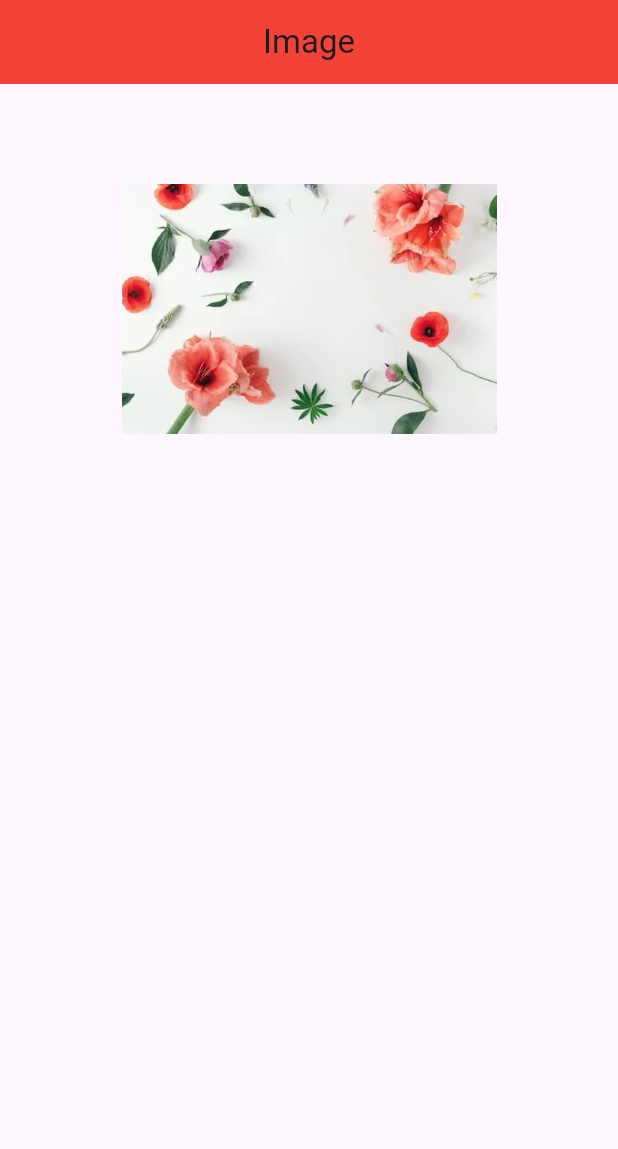
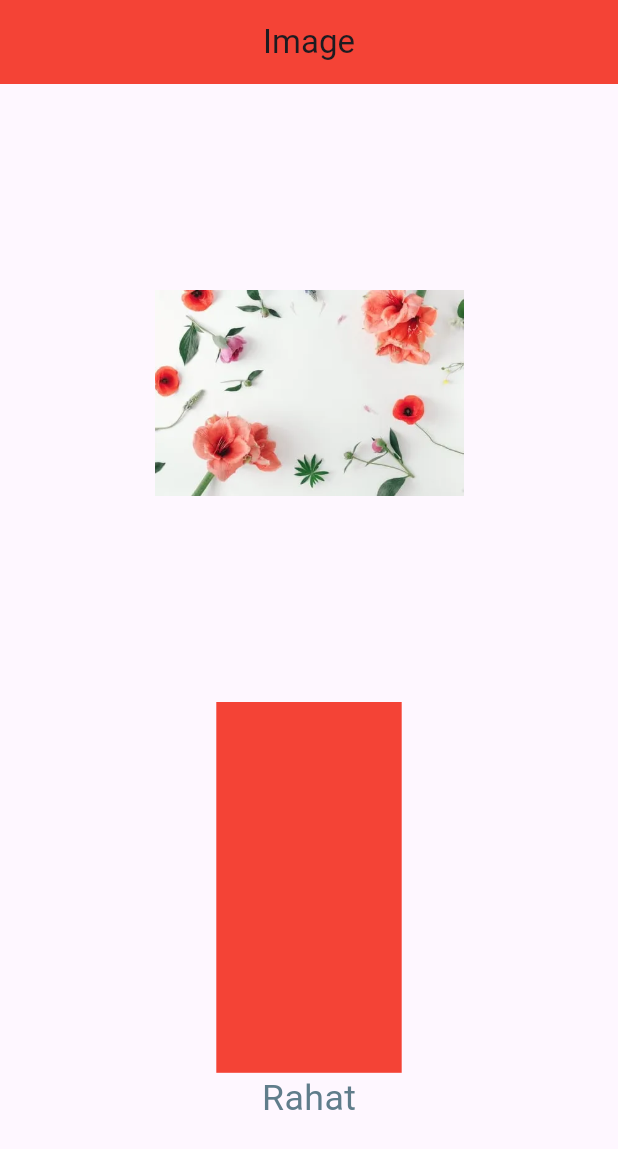
Before and after one commit to masudrr60/f10_image, a Flutter app: the screen it shows after launch, on a phone screen of 412 x 824 dp. Shown: the top 1149 px of the screen. Run offline on Flutter 3.47's test engine with Material 3 defaults, Android fonts, the phone set to English and light mode, and no system bars; our stand-ins replace device_preview, sizer.

```diff
--- a/lib/Home.dart
+++ b/lib/Home.dart
@@ -1,4 +1,5 @@
 import 'package:flutter/material.dart';
+import 'package:sizer/sizer.dart';
 
 
 class Home extends StatefulWidget {
@@ -17,18 +18,29 @@ class _HomeState extends State<Home> {
         title: Text("Image"),
         backgroundColor: Colors.red,
       ),
-      body: Column(
+      body: SingleChildScrollView(
+        child: Column(
           children: [
             // Image.network(
             //   'https://upload.wikimedia.org/wikipedia/commons/thumb/6/6e/Forget-me-not_Flower.jpg/640px-Forget-me-not_Flower.jpg',
             // ),
             Center(
               child: Container(
-                height: 300,
-                width: 250,
+                  height: 50.h,
+                  width: 50.w,
                   child: Image.asset('asset/image1.webp')),
-          )
+            ),
+            Container(
+              height: 30.h,
+              width: 30.w,
+              color: Colors.red,
+            ),
+            Text("Rahat",style: TextStyle(
+              fontSize: 20.sp,
+              color: Colors.blueGrey,
+            ),),
           ],
+        ),
       ),
     );
   }
--- a/lib/main.dart
+++ b/lib/main.dart
@@ -1,8 +1,12 @@
+import 'package:device_preview/device_preview.dart';
 import 'package:flutter/material.dart';
+import 'package:sizer/sizer.dart';
 import 'Home.dart';
 
 void main() {
-  runApp(const MyApp());
+  runApp(DevicePreview(
+      builder: (context) => MyApp(),
+  ));
 }
 
 class MyApp extends StatelessWidget {
@@ -11,7 +15,12 @@ class MyApp extends StatelessWidget {
   // This widget is the root of your application.
   @override
   Widget build(BuildContext context) {
+    return Sizer(
+      builder: (context,orientation,screenType) {
         return MaterialApp(
+          useInheritedMediaQuery: true,
+          locale: DevicePreview.locale(context),
+          builder: DevicePreview.appBuilder,
           title: 'Flutter Demo',
           theme: ThemeData(
             colorScheme: ColorScheme.fromSeed(seedColor: Colors.deepPurple),
@@ -19,4 +28,6 @@ class MyApp extends StatelessWidget {
           home: const Home(),
         );
       }
+    );
   }
+}
--- a/pubspec.yaml
+++ b/pubspec.yaml
@@ -34,6 +34,8 @@ dependencies:
   # The following adds the Cupertino Icons font to your application.
   # Use with the CupertinoIcons class for iOS style icons.
   cupertino_icons: ^1.0.8
+  sizer: ^3.0.4
+  device_preview: ^1.3.1
 
 dev_dependencies:
   flutter_test:
```
Also changed, not shown: pubspec.lock. Lines whose indentation alone changed are shown as unchanged.
